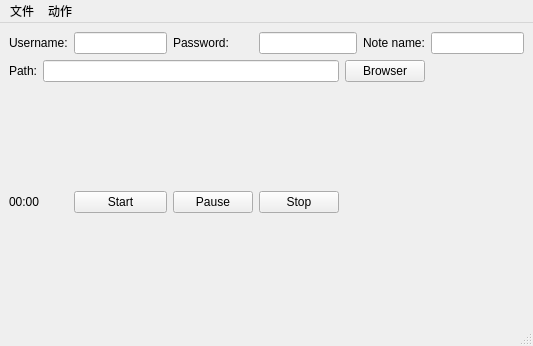
The window that voice_recorder/main.ui (weijia/voice_recorder) describes before a commit, drawn with Qt 5.
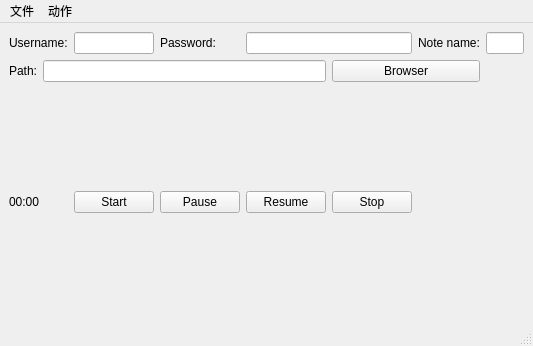
The same window after the commit. Custom widgets are drawn as their Qt base class.

```diff
--- a/voice_recorder/main.ui
+++ b/voice_recorder/main.ui
@@ -104,7 +104,14 @@
      </widget>
     </item>
     <item row="3" column="4">
-     <widget class="QPushButton" name="pushButton_4">
+     <widget class="QPushButton" name="resume_button">
+      <property name="text">
+       <string>Resume</string>
+      </property>
+     </widget>
+    </item>
+    <item row="3" column="5">
+     <widget class="QPushButton" name="stop_button">
       <property name="text">
        <string>Stop</string>
       </property>
```
Left out of the diff: 24 changed lines with no effect on the pictures.
